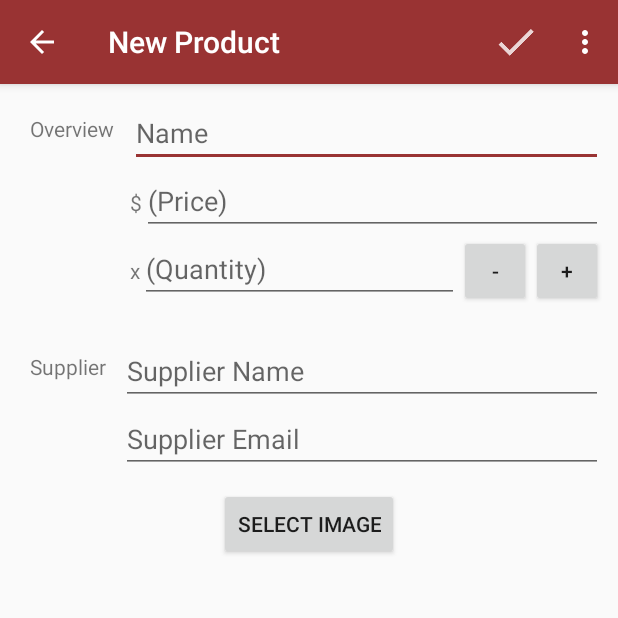
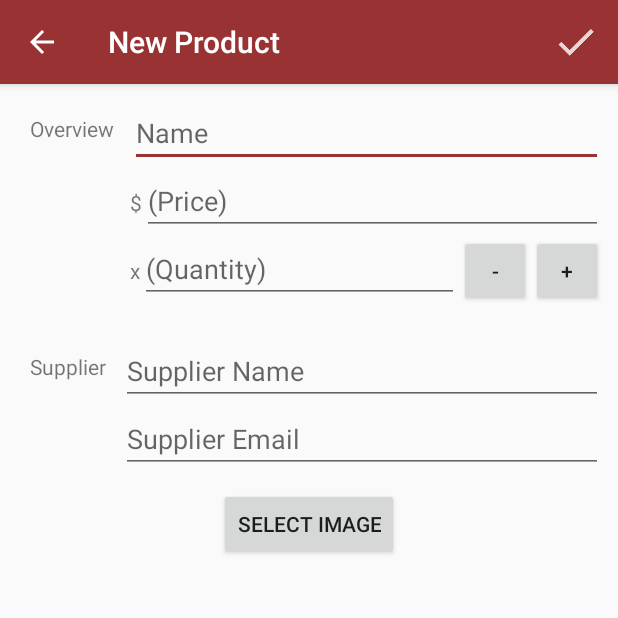
Before and after one commit to buchheimt/InventoryApp, an Android app: the EditorActivity screen opened directly, with no data from a screen before it, after a tap on "SELECT IMAGE", on a phone screen of 412 x 824 dp, the top half of it. Run offline under Robolectric (Android 15) with nearby library versions, the phone set to English and light mode, and no system bars.

```diff
--- a/app/src/main/AndroidManifest.xml
+++ b/app/src/main/AndroidManifest.xml
@@ -1,6 +1,8 @@
 <?xml version="1.0" encoding="utf-8"?>
 <manifest xmlns:android="http://schemas.android.com/apk/res/android"
     package="com.tyler_buchheim.inventoryapp">
+
+    <uses-permission android:name="android.permission.MANAGE_DOCUMENTS" />
 
     <application
         android:allowBackup="true"
--- a/app/src/main/java/com/tyler_buchheim/inventoryapp/EditorActivity.java
+++ b/app/src/main/java/com/tyler_buchheim/inventoryapp/EditorActivity.java
@@ -106,6 +106,7 @@ public class EditorActivity extends AppCompatActivity implements LoaderManager.L
                 Intent intent = new Intent();
                 intent.setType("image/*");
                 intent.setAction(Intent.ACTION_OPEN_DOCUMENT);
+                intent.addFlags(Intent.FLAG_GRANT_PERSISTABLE_URI_PERMISSION);
                 startActivityForResult(intent, IMAGE_REQUEST_CODE);
             }
         });
@@ -121,6 +122,8 @@ public class EditorActivity extends AppCompatActivity implements LoaderManager.L
                     return;
                 }
                 Uri uri = resultIntent.getData();
+                final int flags = resultIntent.getFlags() & Intent.FLAG_GRANT_READ_URI_PERMISSION;
+                getContentResolver().takePersistableUriPermission(uri, flags);
                 mImageView.setImageURI(uri);
                 mImageUri = String.valueOf(uri);
             }
@@ -149,8 +152,10 @@ public class EditorActivity extends AppCompatActivity implements LoaderManager.L
     public boolean onPrepareOptionsMenu(Menu menu) {
         super.onPrepareOptionsMenu(menu);
         if (mCurrentProductUri == null) {
-            MenuItem menuItem = menu.findItem(R.id.action_delete);
-            menuItem.setVisible(false);
+            MenuItem deleteItem = menu.findItem(R.id.action_delete);
+            MenuItem orderItem = menu.findItem(R.id.action_order);
+            deleteItem.setVisible(false);
+            orderItem.setVisible(false);
         }
         return true;
     }
--- a/app/src/main/res/layout/list_item.xml
+++ b/app/src/main/res/layout/list_item.xml
@@ -3,7 +3,7 @@
     android:layout_width="match_parent"
     android:layout_height="wrap_content"
     android:orientation="horizontal"
-    android:padding="10dp">
+    android:padding="20dp">
 
     <LinearLayout
         android:layout_width="0dp"
```
